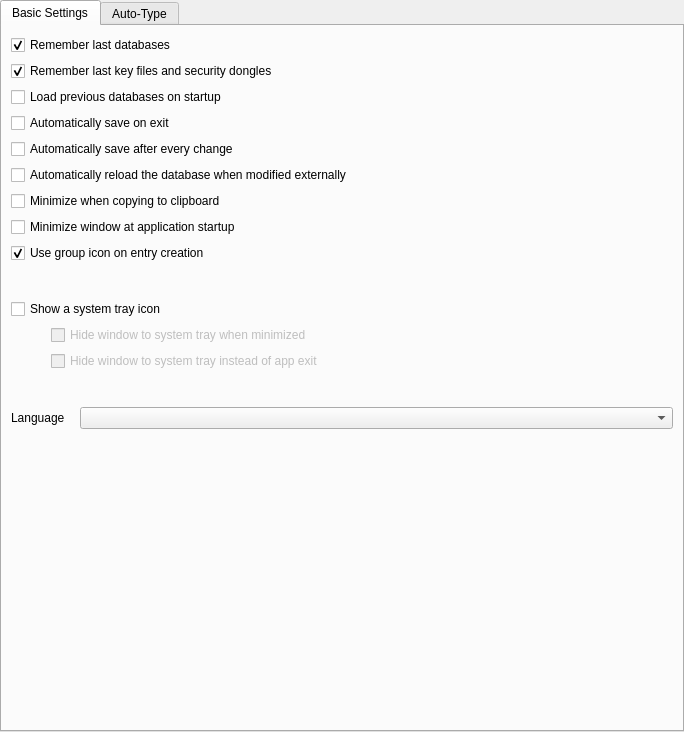
keepassxreboot/keepassxc, file src/gui/SettingsWidgetGeneral.ui: the form before one commit.
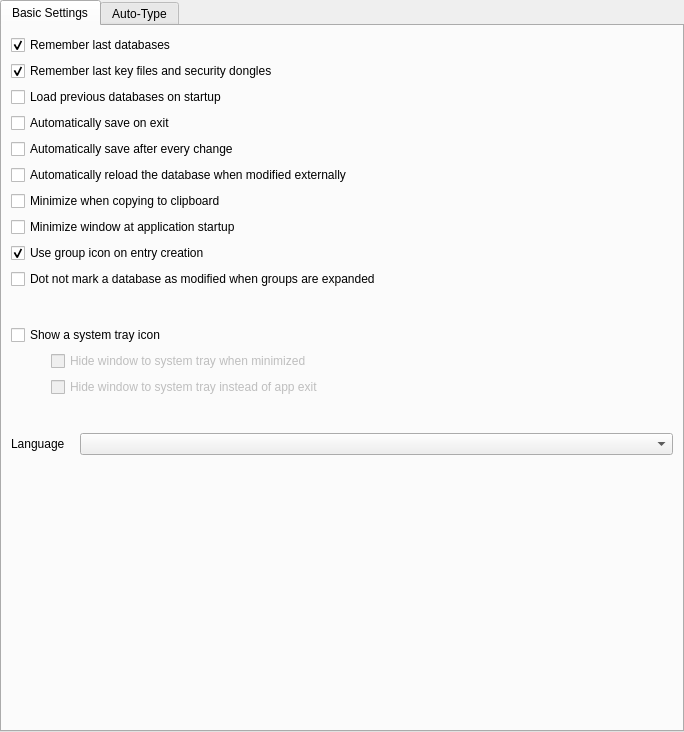
The form after the commit. Custom widgets are drawn as their Qt base class.

Commit message: Ignore group expansion.

Diff of the .ui file:
```diff
--- a/src/gui/SettingsWidgetGeneral.ui
+++ b/src/gui/SettingsWidgetGeneral.ui
@@ -105,6 +105,13 @@
          </property>
         </widget>
        </item>
+       <item>
+        <widget class="QCheckBox" name="ignoreGroupExpansionCheckBox">
+         <property name="text">
+          <string>Dot not mark a database as modified when groups are expanded</string>
+         </property>
+        </widget>
+       </item>
        <item>
         <widget class="QWidget" name="systraySettings" native="true">
          <layout class="QVBoxLayout" name="systrayLayout">
```
The commit also changes 3 other files.
